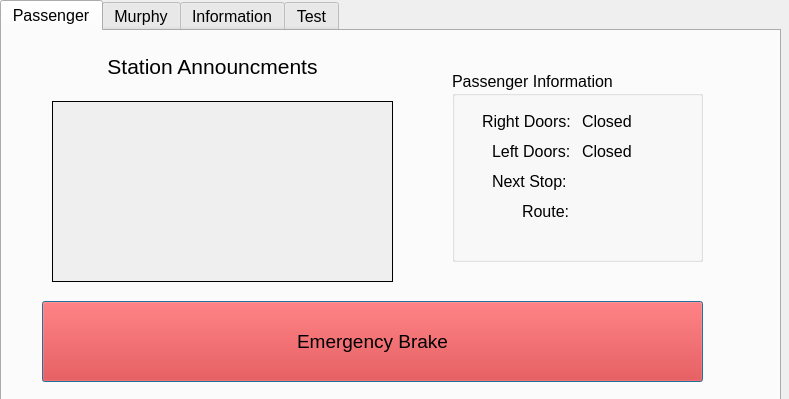
Above: DevEnv/src/TrainModel/src/TrainModel.ui from Prem-125/TRAINS before the change. Below: the same form after it.
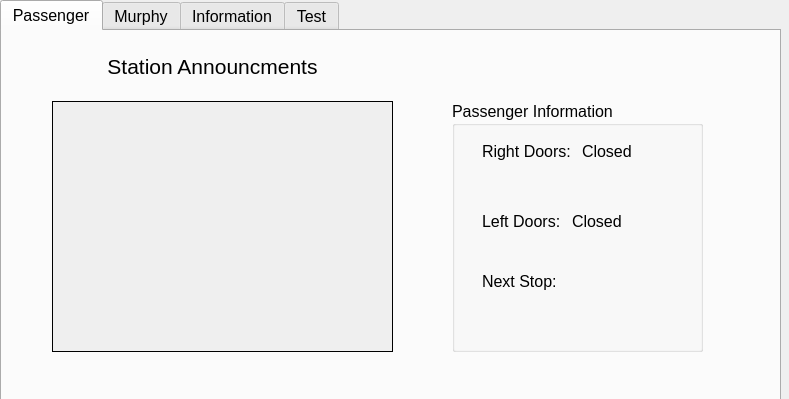
That is the form after the change. The open tabs and pages were chosen to show the change.

Commit message: changed file source its building from added some functions with traincontroller

```diff
--- a/DevEnv/src/TrainModel/src/TrainModel.ui
+++ b/DevEnv/src/TrainModel/src/TrainModel.ui
@@ -58,34 +58,13 @@
       <set>Qt::AlignCenter</set>
      </property>
     </widget>
-    <widget class="QPushButton" name="pushButton">
-     <property name="geometry">
-      <rect>
-       <x>40</x>
-       <y>270</y>
-       <width>661</width>
-       <height>81</height>
-      </rect>
-     </property>
-     <property name="font">
-      <font>
-       <pointsize>14</pointsize>
-      </font>
-     </property>
-     <property name="styleSheet">
-      <string notr="true">background-color: rgb(255, 9, 1);</string>
-     </property>
-     <property name="text">
-      <string>Emergency Brake</string>
-     </property>
-    </widget>
     <widget class="QGroupBox" name="groupBox">
      <property name="geometry">
       <rect>
        <x>450</x>
-       <y>40</y>
+       <y>70</y>
        <width>251</width>
-       <height>191</height>
+       <height>251</height>
       </rect>
      </property>
      <property name="font">
@@ -135,8 +114,8 @@
      <widget class="QLabel" name="Door_label_14">
       <property name="geometry">
        <rect>
-        <x>40</x>
-        <y>70</y>
+        <x>30</x>
+        <y>110</y>
         <width>81</width>
         <height>21</height>
        </rect>
@@ -153,8 +132,8 @@
      <widget class="QLabel" name="leftDoorsOutput_4">
       <property name="geometry">
        <rect>
-        <x>130</x>
-        <y>70</y>
+        <x>120</x>
+        <y>110</y>
         <width>51</width>
         <height>20</height>
        </rect>
@@ -171,8 +150,8 @@
      <widget class="QLabel" name="label_94">
       <property name="geometry">
        <rect>
-        <x>40</x>
-        <y>100</y>
+        <x>30</x>
+        <y>170</y>
         <width>81</width>
         <height>21</height>
        </rect>
@@ -189,8 +168,8 @@
      <widget class="QLabel" name="Beacon">
       <property name="geometry">
        <rect>
-        <x>120</x>
-        <y>100</y>
+        <x>110</x>
+        <y>170</y>
         <width>111</width>
         <height>21</height>
        </rect>
@@ -204,24 +183,6 @@
        <string/>
       </property>
      </widget>
-     <widget class="QLabel" name="label_95">
-      <property name="geometry">
-       <rect>
-        <x>70</x>
-        <y>130</y>
-        <width>81</width>
-        <height>21</height>
-       </rect>
-      </property>
-      <property name="font">
-       <font>
-        <pointsize>12</pointsize>
-       </font>
-      </property>
-      <property name="text">
-       <string>Route:</string>
-      </property>
-     </widget>
      <widget class="QLabel" name="routeOutput">
       <property name="geometry">
        <rect>
@@ -247,7 +208,7 @@
        <x>50</x>
        <y>70</y>
        <width>341</width>
-       <height>181</height>
+       <height>251</height>
       </rect>
      </property>
      <property name="autoFillBackground">
```
Left out of the diff: 37 changed lines with no effect on the pictures. The commit also changes 2 other files.
